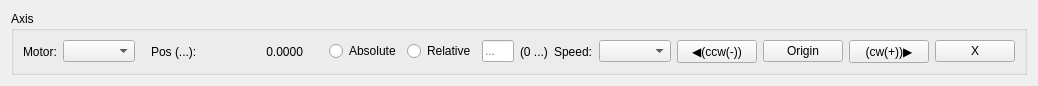
changhui-pal/QtKohzuController, file src/app/axiscontrollwidget/AxisControlWidget.ui: the form before one commit.
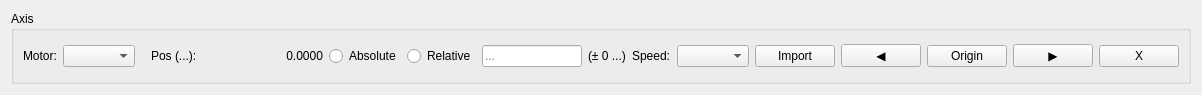
The form after the commit.

```diff
--- a/src/app/axiscontrollwidget/AxisControlWidget.ui
+++ b/src/app/axiscontrollwidget/AxisControlWidget.ui
@@ -6,8 +6,8 @@
    <rect>
     <x>0</x>
     <y>0</y>
-    <width>1038</width>
-    <height>85</height>
+    <width>958</width>
+    <height>95</height>
    </rect>
   </property>
   <property name="windowTitle">
@@ -57,7 +57,7 @@
        <widget class="QLabel" name="currentPositionLabel">
         <property name="minimumSize">
          <size>
-          <width>100</width>
+          <width>120</width>
           <height>0</height>
          </size>
         </property>
@@ -75,11 +75,11 @@
          <enum>Qt::Orientation::Horizontal</enum>
         </property>
         <property name="sizeType">
-         <enum>QSizePolicy::Policy::Fixed</enum>
+         <enum>QSizePolicy::Expanding</enum>
         </property>
         <property name="sizeHint" stdset="0">
          <size>
-          <width>20</width>
+          <width>40</width>
           <height>20</height>
          </size>
         </property>
@@ -101,6 +101,12 @@
       </item>
       <item>
        <widget class="QLineEdit" name="valueLineEdit">
+        <property name="minimumSize">
+         <size>
+          <width>100</width>
+          <height>0</height>
+         </size>
+        </property>
         <property name="placeholderText">
          <string>...</string>
         </property>
@@ -109,7 +115,7 @@
       <item>
        <widget class="QLabel" name="rangeLabel">
         <property name="text">
-         <string>(0 ...)</string>
+         <string>(± 0 ...)</string>
         </property>
        </widget>
       </item>
@@ -123,10 +129,17 @@
       <item>
        <widget class="QComboBox" name="speedComboBox"/>
       </item>
+      <item>
+       <widget class="QPushButton" name="importButton">
+        <property name="text">
+         <string>Import</string>
+        </property>
+       </widget>
+      </item>
       <item>
        <widget class="QPushButton" name="ccwButton">
         <property name="text">
-         <string>◀(ccw(-))</string>
+         <string>◀</string>
         </property>
        </widget>
       </item>
@@ -140,7 +153,7 @@
       <item>
        <widget class="QPushButton" name="cwButton">
         <property name="text">
-         <string>(cw(+))▶</string>
+         <string>▶</string>
         </property>
        </widget>
       </item>
```
Left out of the diff: 9 changed lines with no effect on the pictures.
